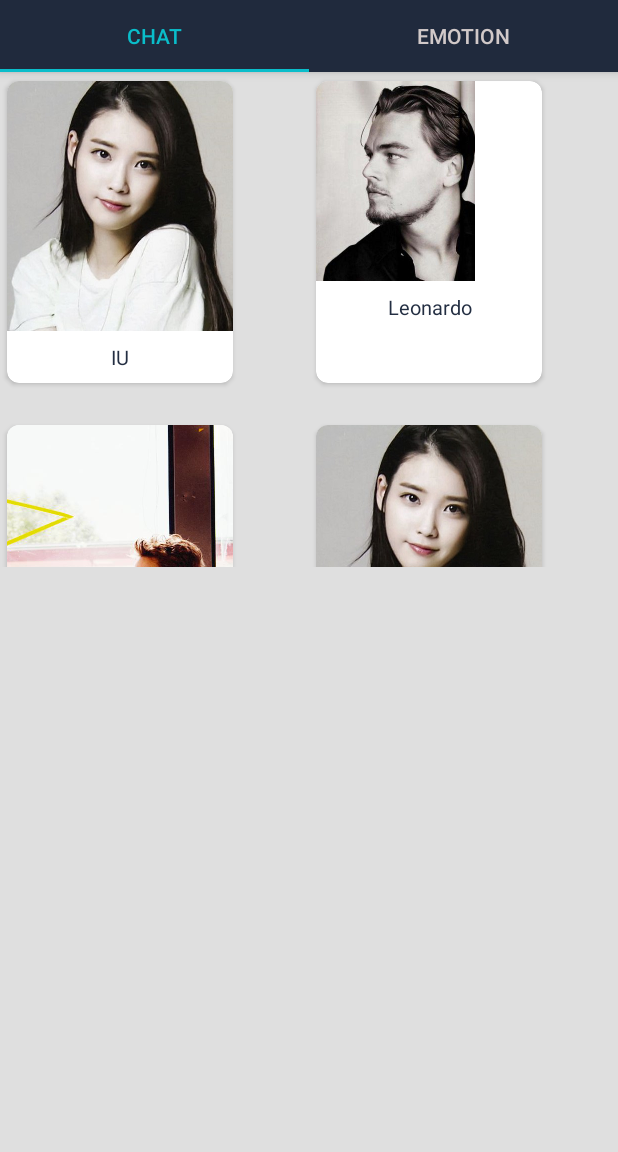
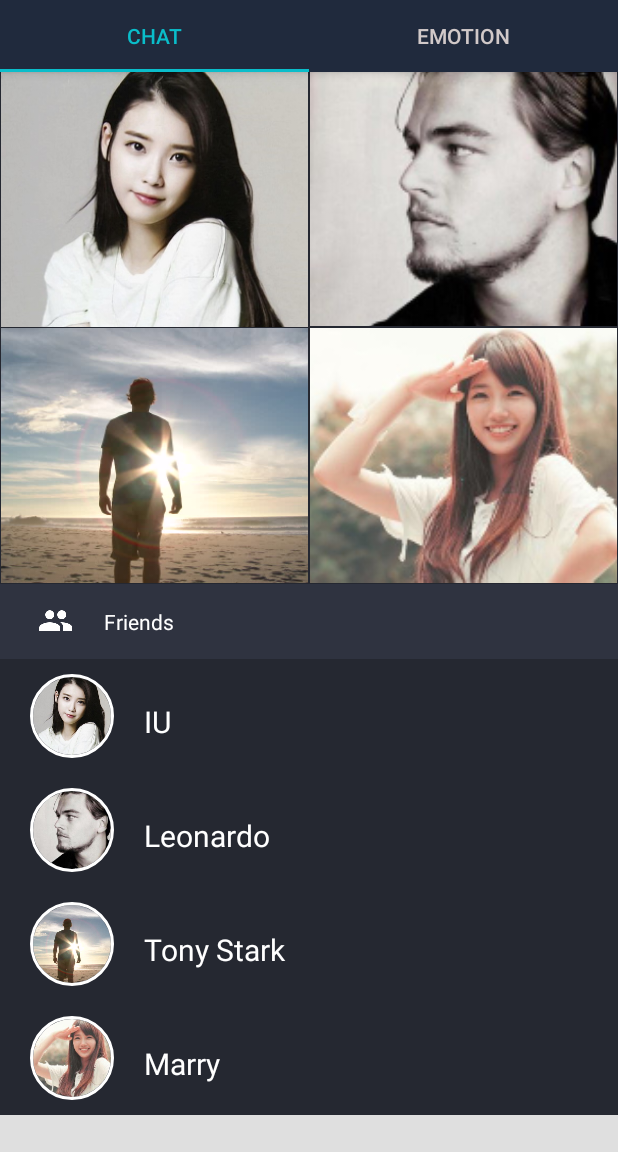
Before and after one commit to TheOska/JoyioChat, an Android app: the screen it shows after launch (HomePageActivity), on a phone screen of 412 x 824 dp, the part 84-1236 px from its top. Run offline under Robolectric (Android 15) with nearby library versions, the phone set to English and light mode, and no system bars; our stand-ins replace ButterKnife, CircleImageView.

Commit message:
complete chatroom fragment

```diff
--- a/app/src/main/java/oska/joyiochat/activity/HomePageActivity.java
+++ b/app/src/main/java/oska/joyiochat/activity/HomePageActivity.java
@@ -18,7 +18,7 @@ import oska.joyiochat.R;
 import oska.joyiochat.adapter.ViewPagerAdapter;
 import oska.joyiochat.utils.Utils;
 
-public class HomePageActivity  extends BaseDrawerActivity{
+public class HomePageActivity  extends BaseActivity{
 
 
     //Declaring All The Variables Needed
--- /dev/null
+++ b/app/src/main/java/oska/joyiochat/adapter/ChatContactAdapter.java
@@ -0,0 +1,114 @@
+package oska.joyiochat.adapter;
+
+import android.content.Context;
+import android.support.v7.widget.RecyclerView;
+import android.view.LayoutInflater;
+import android.view.View;
+import android.view.ViewGroup;
+import android.widget.ImageView;
+import android.widget.TextView;
+
+import java.util.ArrayList;
+import java.util.List;
+
+import butterknife.Bind;
+import butterknife.ButterKnife;
+import oska.joyiochat.R;
+import oska.joyiochat.module.ChatContactItem;
+import oska.joyiochat.module.FavPeopleItem;
+
+
+/**
+ * Created by froger_mcs on 05.11.14.
+ * <p/>
+ * FavPeopleAdapter: An adapter for the ChatRoom  which put  in the part of recyclerview in the ChatRoomFragment ,
+ * Model use:  FavPeopleItem
+ */
+public class ChatContactAdapter extends RecyclerView.Adapter<RecyclerView.ViewHolder> {
+
+    public static final int VIEW_TYPE_DEFAULT = 1;
+    public static final int VIEW_TYPE_LOADER = 2;
+
+
+    private List<ChatContactItem> chatContactItems = new ArrayList<>();
+    private Context context;
+    private OnChatContactItemClickListener onChatContactItemClickListener;
+
+
+    public ChatContactAdapter(Context context, List<ChatContactItem> chatContactItems) {
+        this.chatContactItems = chatContactItems;
+        this.context = context;
+    }
+
+    @Override
+    public RecyclerView.ViewHolder onCreateViewHolder(ViewGroup parent, int viewType) {
+        if (viewType == VIEW_TYPE_DEFAULT) {
+            View view = LayoutInflater.from(context).inflate(R.layout.row_contact_chat, parent, false);
+
+            ChatContactHolder chatContactHolder = new ChatContactHolder(view);
+            setupClickableViews(view, chatContactHolder);
+            return chatContactHolder;
+        }
+        return null;
+    }
+
+    private void setupClickableViews(final View view, final  ChatContactHolder chatContactHolder) {
+        chatContactHolder.profileImage.setOnClickListener(new View.OnClickListener() {
+            @Override
+            public void onClick(View v) {
+                onChatContactItemClickListener.onChatContactImageClick(view, chatContactHolder.getAdapterPosition());
+            }
+        });
+    }
+
+    @Override
+    public void onBindViewHolder(RecyclerView.ViewHolder viewHolder, int position) {
+        ((ChatContactHolder) viewHolder).bindView(chatContactItems.get(position));
+    }
+
+
+    @Override
+    public int getItemViewType(int position) {
+        return VIEW_TYPE_DEFAULT;
+    }
+
+    @Override
+    public int getItemCount() {
+        return chatContactItems.size();
+    }
+
+
+    public void setOnChatContactClickListener(OnChatContactItemClickListener onChatContactItemClickListener) {
+        this.onChatContactItemClickListener = onChatContactItemClickListener;
+    }
+
+    public static class ChatContactHolder extends RecyclerView.ViewHolder {
+        @Bind(R.id.chat_contact_profile_image)
+        ImageView profileImage;
+
+        @Bind(R.id.chat_contact_name)
+        TextView contactName;
+
+        ChatContactItem chatContactItem;
+
+        public ChatContactHolder(View view) {
+            super(view);
+            ButterKnife.bind(this, view);
+        }
+
+        public void bindView(ChatContactItem chatContactItem) {
+            this.chatContactItem = chatContactItem;
+            profileImage.setImageResource(chatContactItem.getChatContactProfilePic());
+            contactName.setText(chatContactItem.getContactName());
+        }
+
+        public ChatContactItem getChatContactItem() {
+            return chatContactItem;
+        }
+    }
+
+
+    public interface OnChatContactItemClickListener {
+        void onChatContactImageClick(View v, int position);
+    }
+}
--- a/app/src/main/java/oska/joyiochat/adapter/ViewPagerAdapter.java
+++ b/app/src/main/java/oska/joyiochat/adapter/ViewPagerAdapter.java
@@ -6,6 +6,7 @@ import android.support.v4.app.FragmentManager;
 import android.support.v4.app.FragmentStatePagerAdapter;
 import android.view.LayoutInflater;
 import android.view.View;
+
 import android.view.ViewGroup;
 
 import oska.joyiochat.R;
--- a/app/src/main/java/oska/joyiochat/fragment/ChatRoomFragment.java
+++ b/app/src/main/java/oska/joyiochat/fragment/ChatRoomFragment.java
@@ -6,6 +6,7 @@ import android.support.v4.app.Fragment;
 import android.support.v4.app.FragmentManager;
 import android.support.v4.app.FragmentStatePagerAdapter;
 import android.support.v7.widget.GridLayoutManager;
+import android.support.v7.widget.LinearLayoutManager;
 import android.support.v7.widget.RecyclerView;
 import android.view.LayoutInflater;
 import android.view.View;
@@ -17,23 +18,34 @@ import java.util.List;
 import butterknife.Bind;
 import butterknife.ButterKnife;
 import oska.joyiochat.R;
+import oska.joyiochat.adapter.ChatContactAdapter;
 import oska.joyiochat.adapter.FavPeopleAdapter;
+import oska.joyiochat.module.ChatContactItem;
 import oska.joyiochat.module.FavPeopleItem;
+import oska.joyiochat.utils.SpacesItemDecoration;
 
 /**
  * Created by TheOSka on 21/6/2016.
  */
 
 public class ChatRoomFragment extends Fragment implements
-        FavPeopleAdapter.OnFavPeopleItemClickListener {
+        FavPeopleAdapter.OnFavPeopleItemClickListener,
+        ChatContactAdapter.OnChatContactItemClickListener{
 
     @Bind(R.id.recycler_fav_people)
     RecyclerView rvFavPeople;
 
+    @Bind(R.id.recycler_contact_chat)
+    RecyclerView rvContactChat;
+
     private GridLayoutManager gridLayoutManager;
+    private RecyclerView.LayoutManager mLayoutManager;
 
     private FavPeopleAdapter mFavPeopleAdapter;
+    private ChatContactAdapter mChatContactAdapter;
+
     List<FavPeopleItem> favPeopleItemArrayList;
+    List<ChatContactItem> chatContactIteamArrayList;
 
 
     @Override
@@ -41,16 +53,18 @@ public class ChatRoomFragment extends Fragment implements
         View view = inflater.inflate(R.layout.fragment_chat_room, container, false);
         ButterKnife.bind(this, view);
         initItemList();
-        initRecyclerView();
+        initFavContactRecyclerView();
+        initChatContactRecyclerView();
         return view;
     }
+
 
     private void initItemList() {
         String[] favName = {"IU", "Leonardo", "Tony Stark", "Marry"};
         Integer[] favIcon = {R.drawable.fav_people_icon,
                 R.drawable.fav_people_icon2,
-                R.drawable.fav_people_icon3,
-                R.drawable.fav_people_icon
+                R.drawable.fav_people_icon5,
+                R.drawable.fav_people_icon4
         };
         favPeopleItemArrayList = new ArrayList<>();
         for (int i = 0; i < 4; i++) {
@@ -59,9 +73,21 @@ public class ChatRoomFragment extends Fragment implements
             mFavPeopleItem.setFavProfilePic(favIcon[i]);
             favPeopleItemArrayList.add(i, mFavPeopleItem);
         }
+
+        chatContactIteamArrayList = new ArrayList<>();
+        for (int i = 0; i < 4; i++) {
+            ChatContactItem mChatContactItem = new ChatContactItem();
+            mChatContactItem.setChatContactProfilePic(favIcon[i]);
+            mChatContactItem.setContactName(favName[i]);
+            chatContactIteamArrayList.add(i, mChatContactItem);
+        }
+
     }
 
-    private void initRecyclerView() {
+    private void initFavContactRecyclerView() {
+
+        int spacingInPixels = 1;
+
         gridLayoutManager = new GridLayoutManager(getContext(),2);
         rvFavPeople.setHasFixedSize(true);
         gridLayoutManager.setOrientation(GridLayoutManager.VERTICAL);
@@ -70,10 +96,26 @@ public class ChatRoomFragment extends Fragment implements
         mFavPeopleAdapter = new FavPeopleAdapter(this.getContext(), favPeopleItemArrayList);
         mFavPeopleAdapter.setOnFavPeopleItemClickListener(this);
         rvFavPeople.setAdapter(mFavPeopleAdapter);
+
+        rvFavPeople.addItemDecoration(new SpacesItemDecoration(spacingInPixels));
+    }
+
+    private void initChatContactRecyclerView() {
+        mLayoutManager = new LinearLayoutManager(this.getContext());
+        rvContactChat.setLayoutManager(mLayoutManager);
+
+        mChatContactAdapter = new ChatContactAdapter(this.getContext(), chatContactIteamArrayList);
+        mChatContactAdapter.setOnChatContactClickListener(this);
+        rvContactChat.setAdapter(mChatContactAdapter);
     }
 
     @Override
     public void onImageClick(View v, int position) {
         Snackbar.make(v, "Clicked!" + favPeopleItemArrayList.get(position).getFavName(), Snackbar.LENGTH_SHORT).show();
     }
+
+    @Override
+    public void onChatContactImageClick(View v, int position) {
+        Snackbar.make(v, "Clicked!" + chatContactIteamArrayList.get(position).getContactName(), Snackbar.LENGTH_SHORT).show();
+    }
 }
--- /dev/null
+++ b/app/src/main/java/oska/joyiochat/module/ChatContactItem.java
@@ -0,0 +1,25 @@
+package oska.joyiochat.module;
+
+/**
+ * Created by TheOSka on 22/6/2016.
+ */
+public class ChatContactItem {
+    Integer chatContactProfilePic;
+    String contactName;
+
+    public void setChatContactProfilePic(Integer chatContactProfilePic) {
+        this.chatContactProfilePic = chatContactProfilePic;
+    }
+
+    public void setContactName(String contactName) {
+        this.contactName = contactName;
+    }
+
+    public Integer getChatContactProfilePic() {
+        return chatContactProfilePic;
+    }
+
+    public String getContactName() {
+        return contactName;
+    }
+}
--- /dev/null
+++ b/app/src/main/java/oska/joyiochat/utils/SpacesItemDecoration.java
@@ -0,0 +1,31 @@
+package oska.joyiochat.utils;
+
+import android.graphics.Rect;
+import android.support.v7.widget.RecyclerView;
+import android.view.View;
+
+/**
+ * Created by TheOSka on 27/6/2016.
+ */
+public class SpacesItemDecoration extends RecyclerView.ItemDecoration {
+    private int space;
+
+    public SpacesItemDecoration(int space) {
+        this.space = space;
+    }
+
+    @Override
+    public void getItemOffsets(Rect outRect, View view,
+                               RecyclerView parent, RecyclerView.State state) {
+        outRect.left = space;
+        outRect.right = space;
+        outRect.bottom = space;
+
+        // Add top margin only for the first item to avoid double space between items
+        if (parent.getChildLayoutPosition(view) == 0) {
+            outRect.top = space;
+        } else {
+            outRect.top = 0;
+        }
+    }
+}
--- a/app/src/main/res/layout/activity_homepage.xml
+++ b/app/src/main/res/layout/activity_homepage.xml
@@ -1,7 +1,7 @@
 <?xml version="1.0" encoding="utf-8"?>
 <RelativeLayout xmlns:android="http://schemas.android.com/apk/res/android"
+    xmlns:app="http://schemas.android.com/apk/res-auto"
     xmlns:tools="http://schemas.android.com/tools"
-    xmlns:app="http://schemas.android.com/apk/res-auto"
     android:id="@+id/root"
     android:layout_width="match_parent"
     android:layout_height="match_parent"
@@ -27,18 +27,17 @@
                 android:id="@+id/tabs_layout"
                 android:layout_width="match_parent"
                 android:layout_height="wrap_content"
-                android:layout_alignParentLeft="true"
-                android:layout_alignParentStart="true"
                 android:layout_below="@+id/toolbar"
+                android:layout_alignParentTop="true"
                 android:background="@color/style_color_primary_dark" />
         </android.support.design.widget.AppBarLayout>
 
         <android.support.v4.view.ViewPager
+            android:layout_marginTop="103dp"
             android:id="@+id/viewpager"
             android:layout_width="match_parent"
             android:layout_height="match_parent"
-            android:layout_below="@+id/tabs_layout"
-            app:layout_behavior="@string/appbar_scrolling_view_behavior"
+            android:layout_below="@id/tabs_layout"
             />
     </android.support.design.widget.CoordinatorLayout>
 </RelativeLayout>
--- a/app/src/main/res/layout/fragment_chat_room.xml
+++ b/app/src/main/res/layout/fragment_chat_room.xml
@@ -1,22 +1,47 @@
 <?xml version="1.0" encoding="utf-8"?>
+<ScrollView xmlns:android="http://schemas.android.com/apk/res/android"
+    android:id="@+id/scrollView"
+    android:layout_width="match_parent"
+    android:layout_height="match_parent">
+
     <LinearLayout xmlns:android="http://schemas.android.com/apk/res/android"
         android:layout_width="match_parent"
         android:layout_height="match_parent"
-    android:orientation="vertical"
-    android:weightSum="2"
-    >
+        android:background="@color/background_dark"
+        android:orientation="vertical">
 
         <android.support.v7.widget.RecyclerView
             android:id="@+id/recycler_fav_people"
             android:layout_width="match_parent"
-        android:layout_height="match_parent"
-        android:layout_weight="1.15"
-        />
+            android:layout_height="wrap_content"
+            android:orientation="horizontal" />
+
+        <LinearLayout
+            android:layout_width="match_parent"
+            android:layout_height="50dp"
+            android:background="@color/chat_divider">
+
+            <ImageView
+                android:layout_width="wrap_content"
+                android:layout_height="wrap_content"
+                android:layout_gravity="center_vertical"
+                android:layout_marginLeft="25dp"
+                android:src="@drawable/ic_people_white_24dp" />
+
+            <TextView
+                android:layout_width="wrap_content"
+                android:layout_height="wrap_content"
+                android:layout_gravity="center_vertical"
+                android:layout_marginLeft="20dp"
+                android:text="Friends"
+                android:textColor="@color/white" />
+        </LinearLayout>
 
         <android.support.v7.widget.RecyclerView
-        android:id="@+id/recycler_people_chat"
+            android:id="@+id/recycler_contact_chat"
             android:layout_width="match_parent"
-        android:layout_height="match_parent"
-        android:layout_weight="1"
-        />
+            android:layout_height="wrap_content"
+            android:layout_weight="1" />
+
     </LinearLayout>
+</ScrollView>
--- /dev/null
+++ b/app/src/main/res/layout/row_contact_chat.xml
@@ -0,0 +1,38 @@
+<?xml version="1.0" encoding="utf-8"?><!--<android.support.v7.widget.CardView--><!--xmlns:card_view="http://schemas.android.com/apk/res-auto"--><!--xmlns:android="http://schemas.android.com/apk/res/android"--><!--android:id="@+id/card_view"--><!--android:layout_width="160dp"--><!--android:layout_height="wrap_content"--><!--card_view:cardUseCompatPadding="true"--><!--card_view:cardCornerRadius="8dp"--><!--android:layout_marginBottom="16dp"--><!--&gt;-->
+<LinearLayout xmlns:android="http://schemas.android.com/apk/res/android"
+    android:layout_width="match_parent"
+    android:layout_height="wrap_content"
+    xmlns:app="http://schemas.android.com/apk/res-auto"
+    android:background="@color/background_dark"
+    android:orientation="horizontal">
+
+
+
+
+    <de.hdodenhof.circleimageview.CircleImageView
+        android:id="@+id/chat_contact_profile_image"
+        android:layout_width="56dp"
+        android:layout_height="56dp"
+        android:src="@drawable/fav_people_icon"
+        app:civ_border_width="2dp"
+        app:civ_border_color="#FFFFFF"
+        android:layout_marginTop="10dp"
+        android:layout_marginLeft="20dp"
+        android:layout_marginBottom="10dp"/>
+
+
+    <TextView
+        android:id="@+id/chat_contact_name"
+        android:layout_width="match_parent"
+        android:layout_height="match_parent"
+        android:paddingTop="8dp"
+        android:text="Name"
+        android:textColor="@color/white"
+        android:textSize="20sp"
+        android:layout_marginLeft="20dp"
+        android:gravity="center_vertical"
+        android:layout_alignParentStart="true" />
+
+</LinearLayout>
+
+    <!--</android.support.v7.widget.CardView>-->
--- a/app/src/main/res/layout/row_fav_people.xml
+++ b/app/src/main/res/layout/row_fav_people.xml
@@ -1,38 +1,35 @@
-<?xml version="1.0" encoding="utf-8"?>
-<android.support.v7.widget.CardView
-    xmlns:card_view="http://schemas.android.com/apk/res-auto"
-    xmlns:android="http://schemas.android.com/apk/res/android"
-    android:id="@+id/card_view"
-    android:layout_width="160dp"
-    android:layout_height="wrap_content"
-    card_view:cardUseCompatPadding="true"
-    card_view:cardCornerRadius="8dp"
-    android:layout_marginBottom="16dp">
+<?xml version="1.0" encoding="utf-8"?><!--<android.support.v7.widget.CardView--><!--xmlns:card_view="http://schemas.android.com/apk/res-auto"--><!--xmlns:android="http://schemas.android.com/apk/res/android"--><!--android:id="@+id/card_view"--><!--android:layout_width="160dp"--><!--android:layout_height="wrap_content"--><!--card_view:cardUseCompatPadding="true"--><!--card_view:cardCornerRadius="8dp"--><!--android:layout_marginBottom="16dp"--><!--&gt;-->
+<RelativeLayout xmlns:android="http://schemas.android.com/apk/res/android"
+    android:layout_width="match_parent"
+    android:layout_height="wrap_content">
 
-    <RelativeLayout
-        android:layout_width="match_parent"
-        android:layout_height="match_parent">
+    <!--<View-->
+        <!--android:id="@+id/fakeView"-->
+        <!--android:layout_width="0dp"-->
+        <!--android:layout_height="0dp"-->
+        <!--android:layout_centerInParent="true" />-->
+
 
     <ImageView
         android:id="@+id/fav_image"
-            android:layout_width="wrap_content"
-            android:layout_height="wrap_content"
-            android:src="@drawable/fav_people_icon"
-            android:scaleType="centerCrop" />
+        android:layout_width="match_parent"
+        android:layout_height="170dp"
+        android:scaleType="centerCrop"
+        android:src="@drawable/fav_people_icon" />
 
     <TextView
         android:id="@+id/fav_name"
         android:layout_width="match_parent"
         android:layout_height="wrap_content"
-            android:textSize="13sp"
+        android:layout_below="@+id/fav_image"
+        android:gravity="center"
+        android:paddingTop="8dp"
         android:text="Name"
         android:textColor="@color/style_color_primary"
-            android:gravity="center"
-            android:layout_below="@+id/fav_image"
-            android:paddingBottom="8dp"
-            android:paddingTop="8dp"
+        android:textSize="13sp"
+        android:visibility="gone"
         />
 
 </RelativeLayout>
 
-</android.support.v7.widget.CardView>
+    <!--</android.support.v7.widget.CardView>-->
--- a/app/src/main/res/values/colors.xml
+++ b/app/src/main/res/values/colors.xml
@@ -6,6 +6,8 @@
     <color name="style_color_accent">#0abdca</color>
     <color name="indicator">#0abdca</color>
 
+    <color name="background_dark">#252831</color>
+    <color name="chat_divider">#2f3340</color>
     <color name="fab_color_pressed">#007787</color>
     <color name="fab_color_shadow">#44000000</color>
 
@@ -21,4 +23,5 @@
     <color name="text_like_counter">#2b5a83</color>
 
     <color name="bg_comments">#ffffff</color>
+    <color name="white">#FFFFFF</color>
 </resources>
```
Also changed, not shown: app/build.gradle (+12 -0 lines), app/src/main/res/drawable-xxhdpi/fav_people_icon4.jpg (added), app/src/main/res/drawable-xxhdpi/fav_people_icon5.jpg (added), app/src/main/res/drawable-xxhdpi/ic_people_white_24dp.png (added), 1 other file. Lines whose indentation alone changed are shown as unchanged.
